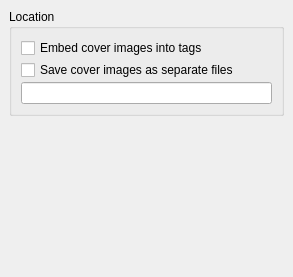
The window that ui/options_cover.ui (metabrainz/picard) describes before a commit, drawn with Qt 5.
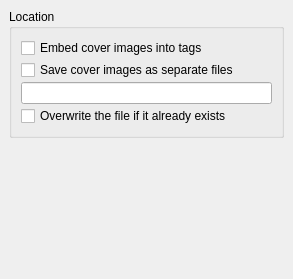
The same window after the commit.

Commit message: Option to overwrite cover art by default

What changed in the file:
```diff
--- a/ui/options_cover.ui
+++ b/ui/options_cover.ui
@@ -6,7 +6,7 @@
     <x>0</x>
     <y>0</y>
     <width>293</width>
-    <height>277</height>
+    <height>279</height>
    </rect>
   </property>
   <layout class="QVBoxLayout" >
@@ -45,6 +45,13 @@
       <item>
        <widget class="QLineEdit" name="cover_image_filename" />
       </item>
+      <item>
+       <widget class="QCheckBox" name="save_images_overwrite" >
+        <property name="text" >
+         <string>Overwrite the file if it already exists</string>
+        </property>
+       </widget>
+      </item>
      </layout>
     </widget>
    </item>
@@ -56,7 +63,7 @@
      <property name="sizeHint" >
       <size>
        <width>275</width>
-       <height>51</height>
+       <height>91</height>
       </size>
      </property>
     </spacer>
```
The commit also changes 3 other files.
